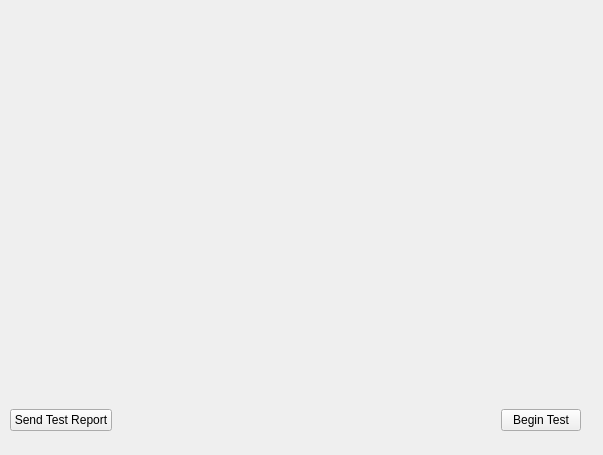
Liyezhong/Master, file ServiceSW/Master/Components/DiagnosticsManufacturing/Forms/LaSystemManufacturing.ui: the form before one commit.
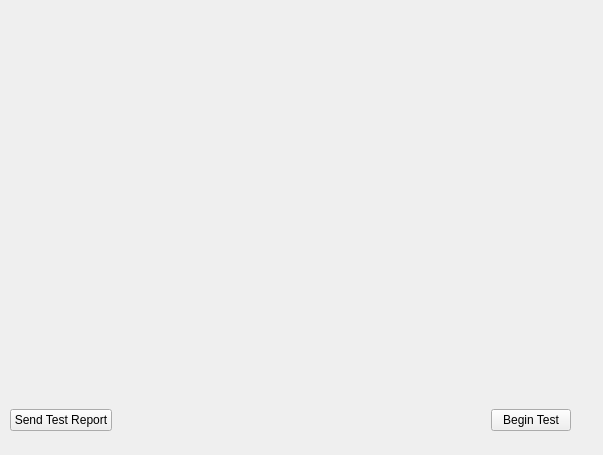
The form after the commit. Custom widgets are drawn as their Qt base class.

Commit message: Update SN for manufacturing

```diff
--- a/ServiceSW/Master/Components/DiagnosticsManufacturing/Forms/LaSystemManufacturing.ui
+++ b/ServiceSW/Master/Components/DiagnosticsManufacturing/Forms/LaSystemManufacturing.ui
@@ -16,8 +16,8 @@
   <widget class="MainMenu::CScrollTable" name="widget" native="true">
    <property name="geometry">
     <rect>
-     <x>20</x>
-     <y>70</y>
+     <x>10</x>
+     <y>80</y>
      <width>561</width>
      <height>111</height>
     </rect>
@@ -28,7 +28,7 @@
     <rect>
      <x>10</x>
      <y>400</y>
-     <width>571</width>
+     <width>561</width>
      <height>41</height>
     </rect>
    </property>
```
The commit also changes 15 other files.
